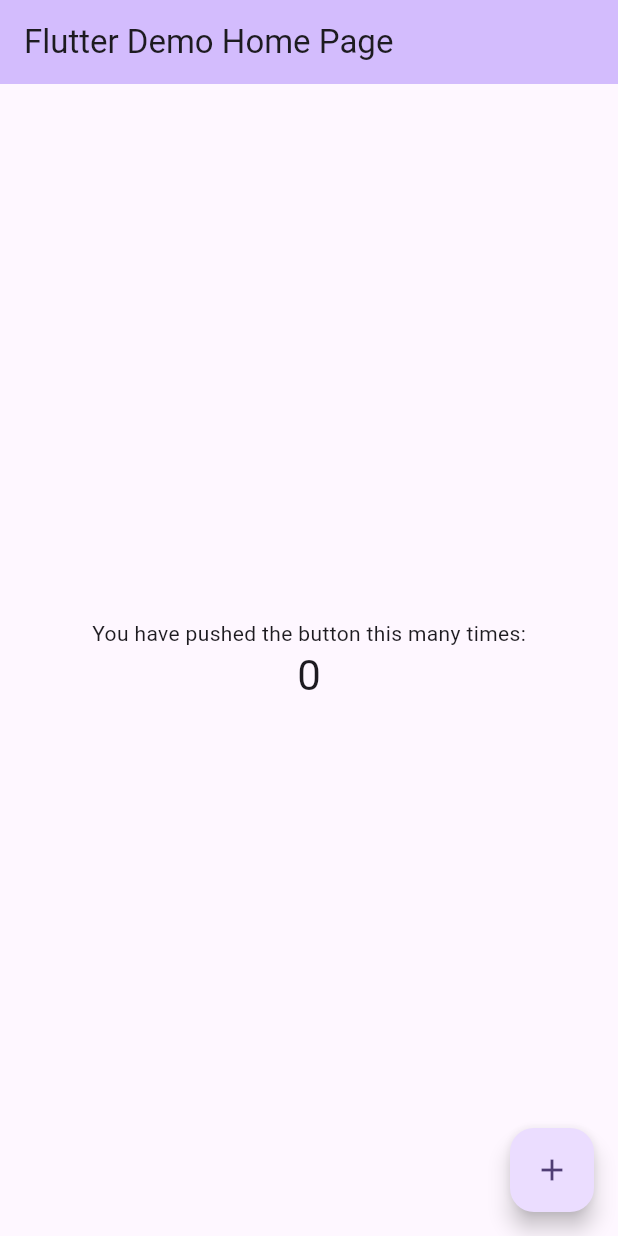
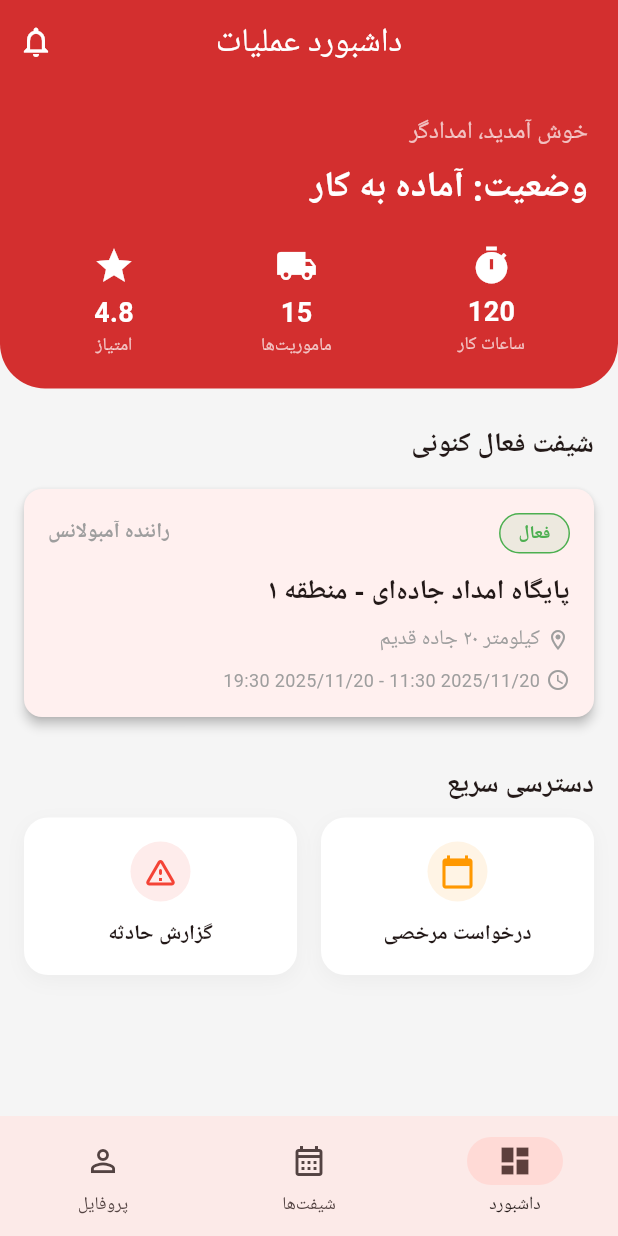
Before and after one commit to could-ai/019aa205-4f8b-7354-b538-fd98ef5c9956, a Flutter app: the screen it shows after launch, on a phone screen of 412 x 824 dp. Run offline on Flutter 3.47's test engine with Material 3 defaults, Android fonts, the phone set to English and light mode, and no system bars.

Commit message:
Added flutter_localizations and intl dependencies to support Persian language (RTL) and date formatting.; Created Shift model and mock data to represent relief operation shifts.; Created a reusable ShiftCard widget to display shift details with status indicators.; Created DashboardScreen with status overview, active shift display, and quick actions.; Created MyShiftsScreen to list all assigned shifts.; Rewrote main.dart to implement the ReliefApp with Persian localization, RTL support, Red theme, and bottom navigation.

```diff
--- a/usr/lib/main.dart
+++ b/usr/lib/main.dart
@@ -1,120 +1,101 @@
 import 'package:flutter/material.dart';
+import 'package:flutter_localizations/flutter_localizations.dart';
+import 'screens/dashboard_screen.dart';
+import 'screens/my_shifts_screen.dart';
 
 void main() {
-  runApp(const MyApp());
+  runApp(const ReliefApp());
 }
 
-class MyApp extends StatelessWidget {
-  const MyApp({super.key});
+class ReliefApp extends StatelessWidget {
+  const ReliefApp({super.key});
 
-  // This widget is the root of your application.
   @override
   Widget build(BuildContext context) {
     return MaterialApp(
-      title: 'Flutter Demo',
+      title: 'مدیریت امداد',
       debugShowCheckedModeBanner: false,
+      // Localization setup for Persian (RTL)
+      localizationsDelegates: const [
+        GlobalMaterialLocalizations.delegate,
+        GlobalWidgetsLocalizations.delegate,
+        GlobalCupertinoLocalizations.delegate,
+      ],
+      supportedLocales: const [
+        Locale('fa', 'IR'), // Persian
+      ],
+      locale: const Locale('fa', 'IR'),
+
       theme: ThemeData(
-        // This is the theme of your application.
-        //
-        // TRY THIS: Try running your application with "flutter run". You'll see
-        // the application has a purple toolbar. Then, without quitting the app,
-        // try changing the seedColor in the colorScheme below to Colors.green
-        // and then invoke "hot reload" (save your changes or press the "hot
-        // reload" button in a Flutter-supported IDE, or press "r" if you used
-        // the command line to start the app).
-        //
-        // Notice that the counter didn't reset back to zero; the application
-        // state is not lost during the reload. To reset the state, use hot
-        // restart instead.
-        //
-        // This works for code too, not just values: Most code changes can be
-        // tested with just a hot reload.
-        colorScheme: ColorScheme.fromSeed(seedColor: Colors.deepPurple),
+        colorScheme: ColorScheme.fromSeed(
+          seedColor: const Color(0xFFD32F2F), // Red for emergency/relief theme
+          primary: const Color(0xFFD32F2F),
+          secondary: const Color(0xFF1976D2),
+        ),
+        useMaterial3: true,
+        fontFamily: 'Roboto', // Fallback, ideally use Vazir or IranSans
+        scaffoldBackgroundColor: const Color(0xFFF5F5F5),
+        appBarTheme: const AppBarTheme(
+          centerTitle: true,
+          backgroundColor: Color(0xFFD32F2F),
+          foregroundColor: Colors.white,
+        ),
       ),
-      home: const MyHomePage(title: 'Flutter Demo Home Page'),
+      initialRoute: '/',
+      routes: {
+        '/': (context) => const MainNavigation(),
+      },
     );
   }
 }
 
-class MyHomePage extends StatefulWidget {
-  const MyHomePage({super.key, required this.title});
-
-  // This widget is the home page of your application. It is stateful, meaning
-  // that it has a State object (defined below) that contains fields that affect
-  // how it looks.
-
-  // This class is the configuration for the state. It holds the values (in this
-  // case the title) provided by the parent (in this case the App widget) and
-  // used by the build method of the State. Fields in a Widget subclass are
-  // always marked "final".
-
-  final String title;
+class MainNavigation extends StatefulWidget {
+  const MainNavigation({super.key});
 
   @override
-  State<MyHomePage> createState() => _MyHomePageState();
+  State<MainNavigation> createState() => _MainNavigationState();
 }
 
-class _MyHomePageState extends State<MyHomePage> {
-  int _counter = 0;
+class _MainNavigationState extends State<MainNavigation> {
+  int _selectedIndex = 0;
 
-  void _incrementCounter() {
+  final List<Widget> _screens = [
+    const DashboardScreen(),
+    const MyShiftsScreen(),
+    const Center(child: Text('پروفایل کاربری')), // Placeholder
+  ];
+
+  void _onItemTapped(int index) {
     setState(() {
-      // This call to setState tells the Flutter framework that something has
-      // changed in this State, which causes it to rerun the build method below
-      // so that the display can reflect the updated values. If we changed
-      // _counter without calling setState(), then the build method would not be
-      // called again, and so nothing would appear to happen.
-      _counter++;
+      _selectedIndex = index;
     });
   }
 
   @override
   Widget build(BuildContext context) {
-    // This method is rerun every time setState is called, for instance as done
-    // by the _incrementCounter method above.
-    //
-    // The Flutter framework has been optimized to make rerunning build methods
-    // fast, so that you can just rebuild anything that needs updating rather
-    // than having to individually change instances of widgets.
     return Scaffold(
-      appBar: AppBar(
-        // TRY THIS: Try changing the color here to a specific color (to
-        // Colors.amber, perhaps?) and trigger a hot reload to see the AppBar
-        // change color while the other colors stay the same.
-        backgroundColor: Theme.of(context).colorScheme.inversePrimary,
-        // Here we take the value from the MyHomePage object that was created by
-        // the App.build method, and use it to set our appbar title.
-        title: Text(widget.title),
+      body: _screens[_selectedIndex],
+      bottomNavigationBar: NavigationBar(
+        selectedIndex: _selectedIndex,
+        onDestinationSelected: _onItemTapped,
+        destinations: const [
+          NavigationDestination(
+            icon: Icon(Icons.dashboard_outlined),
+            selectedIcon: Icon(Icons.dashboard),
+            label: 'داشبورد',
+          ),
+          NavigationDestination(
+            icon: Icon(Icons.calendar_month_outlined),
+            selectedIcon: Icon(Icons.calendar_month),
+            label: 'شیفت‌ها',
+          ),
+          NavigationDestination(
+            icon: Icon(Icons.person_outline),
+            selectedIcon: Icon(Icons.person),
+            label: 'پروفایل',
+          ),
+        ],
       ),
-      body: Center(
-        // Center is a layout widget. It takes a single child and positions it
-        // in the middle of the parent.
-        child: Column(
-          // Column is also a layout widget. It takes a list of children and
-          // arranges them vertically. By default, it sizes itself to fit its
-          // children horizontally, and tries to be as tall as its parent.
-          //
-          // Column has various properties to control how it sizes itself and
-          // how it positions its children. Here we use mainAxisAlignment to
-          // center the children vertically; the main axis here is the vertical
-          // axis because Columns are vertical (the cross axis would be
-          // horizontal).
-          //
-          // TRY THIS: Invoke "debug painting" (choose the "Toggle Debug Paint"
-          // action in the IDE, or press "p" in the console), to see the
-          // wireframe for each widget.
-          mainAxisAlignment: MainAxisAlignment.center,
-          children: <Widget>[
-            const Text('You have pushed the button this many times:'),
-            Text('$_counter', style: Theme.of(context).textTheme.headlineMedium),
-          ],
-        ),
-      ),
-      floatingActionButton: FloatingActionButton(
-        onPressed: _incrementCounter,
-        tooltip: 'Increment',
-        child: const Icon(Icons.add),
-      ), // This trailing comma makes auto-formatting nicer for build methods.
     );
   }
 }
--- /dev/null
+++ b/usr/lib/models/shift.dart
@@ -0,0 +1,57 @@
+class Shift {
+  final String id;
+  final String title;
+  final String location;
+  final DateTime startTime;
+  final DateTime endTime;
+  final String role; // e.g., 'Medic', 'Driver', 'Rescuer'
+  final ShiftStatus status;
+
+  Shift({
+    required this.id,
+    required this.title,
+    required this.location,
+    required this.startTime,
+    required this.endTime,
+    required this.role,
+    required this.status,
+  });
+}
+
+enum ShiftStatus {
+  upcoming,
+  active,
+  completed,
+  emergency
+}
+
+// Mock Data for demonstration
+final List<Shift> mockShifts = [
+  Shift(
+    id: '1',
+    title: 'پایگاه امداد جاده‌ای - منطقه ۱',
+    location: 'کیلومتر ۲۰ جاده قدیم',
+    startTime: DateTime.now().add(const Duration(hours: 1)),
+    endTime: DateTime.now().add(const Duration(hours: 9)),
+    role: 'راننده آمبولانس',
+    status: ShiftStatus.active,
+  ),
+  Shift(
+    id: '2',
+    title: 'شیفت شب - مرکز فرماندهی',
+    location: 'مرکز استان',
+    startTime: DateTime.now().add(const Duration(days: 1, hours: 20)),
+    endTime: DateTime.now().add(const Duration(days: 2, hours: 8)),
+    role: 'اپراتور بیسیم',
+    status: ShiftStatus.upcoming,
+  ),
+  Shift(
+    id: '3',
+    title: 'عملیات جستجو و نجات',
+    location: 'منطقه کوهستانی شمال',
+    startTime: DateTime.now().subtract(const Duration(days: 2)),
+    endTime: DateTime.now().subtract(const Duration(days: 2, hours: 8)),
+    role: 'امدادگر کوهستان',
+    status: ShiftStatus.completed,
+  ),
+];
--- /dev/null
+++ b/usr/lib/screens/dashboard_screen.dart
@@ -0,0 +1,147 @@
+import 'package:flutter/material.dart';
+import '../models/shift.dart';
+import '../widgets/shift_card.dart';
+
+class DashboardScreen extends StatelessWidget {
+  const DashboardScreen({super.key});
+
+  @override
+  Widget build(BuildContext context) {
+    // Filter for active shifts
+    final activeShift = mockShifts.firstWhere(
+      (s) => s.status == ShiftStatus.active,
+      orElse: () => mockShifts[0], // Fallback for demo
+    );
+
+    return Scaffold(
+      appBar: AppBar(
+        title: const Text('داشبورد عملیات'),
+        actions: [
+          IconButton(
+            icon: const Icon(Icons.notifications_outlined),
+            onPressed: () {},
+          ),
+        ],
+      ),
+      body: SingleChildScrollView(
+        child: Column(
+          crossAxisAlignment: CrossAxisAlignment.start,
+          children: [
+            // Status Header
+            Container(
+              width: double.infinity,
+              padding: const EdgeInsets.all(20),
+              decoration: BoxDecoration(
+                color: Theme.of(context).primaryColor,
+                borderRadius: const BorderRadius.only(
+                  bottomLeft: Radius.circular(30),
+                  bottomRight: Radius.circular(30),
+                ),
+              ),
+              child: Column(
+                crossAxisAlignment: CrossAxisAlignment.start,
+                children: [
+                  const Text(
+                    'خوش آمدید، امدادگر',
+                    style: TextStyle(color: Colors.white70, fontSize: 16),
+                  ),
+                  const SizedBox(height: 8),
+                  const Text(
+                    'وضعیت: آماده به کار',
+                    style: TextStyle(
+                      color: Colors.white,
+                      fontSize: 24,
+                      fontWeight: FontWeight.bold,
+                    ),
+                  ),
+                  const SizedBox(height: 20),
+                  Row(
+                    mainAxisAlignment: MainAxisAlignment.spaceAround,
+                    children: [
+                      _buildQuickStat('ساعات کار', '120', Icons.timer),
+                      _buildQuickStat('ماموریت‌ها', '15', Icons.local_shipping),
+                      _buildQuickStat('امتیاز', '4.8', Icons.star),
+                    ],
+                  ),
+                ],
+              ),
+            ),
+
+            const Padding(
+              padding: EdgeInsets.fromLTRB(16, 24, 16, 8),
+              child: Text(
+                'شیفت فعال کنونی',
+                style: TextStyle(fontSize: 18, fontWeight: FontWeight.bold),
+              ),
+            ),
+            ShiftCard(shift: activeShift),
+
+            const Padding(
+              padding: EdgeInsets.fromLTRB(16, 24, 16, 8),
+              child: Text(
+                'دسترسی سریع',
+                style: TextStyle(fontSize: 18, fontWeight: FontWeight.bold),
+              ),
+            ),
+            Padding(
+              padding: const EdgeInsets.symmetric(horizontal: 16),
+              child: Row(
+                children: [
+                  Expanded(child: _buildActionCard(context, 'درخواست مرخصی', Icons.calendar_today, Colors.orange)),
+                  const SizedBox(width: 16),
+                  Expanded(child: _buildActionCard(context, 'گزارش حادثه', Icons.warning_amber_rounded, Colors.red)),
+                ],
+              ),
+            ),
+            const SizedBox(height: 20),
+          ],
+        ),
+      ),
+    );
+  }
+
+  Widget _buildQuickStat(String label, String value, IconData icon) {
+    return Column(
+      children: [
+        Icon(icon, color: Colors.white, size: 28),
+        const SizedBox(height: 4),
+        Text(
+          value,
+          style: const TextStyle(color: Colors.white, fontWeight: FontWeight.bold, fontSize: 18),
+        ),
+        Text(
+          label,
+          style: const TextStyle(color: Colors.white70, fontSize: 12),
+        ),
+      ],
+    );
+  }
+
+  Widget _buildActionCard(BuildContext context, String title, IconData icon, Color color) {
+    return Container(
+      padding: const EdgeInsets.all(16),
+      decoration: BoxDecoration(
+        color: Colors.white,
+        borderRadius: BorderRadius.circular(16),
+        boxShadow: [
+          BoxShadow(
+            color: Colors.grey.withOpacity(0.1),
+            blurRadius: 10,
+            offset: const Offset(0, 4),
+          ),
+        ],
+      ),
+      child: Column(
+        mainAxisAlignment: MainAxisAlignment.center,
+        children: [
+          CircleAvatar(
+            backgroundColor: color.withOpacity(0.1),
+            child: Icon(icon, color: color),
+          ),
+          const SizedBox(height: 12),
+          Text(title, style: const TextStyle(fontWeight: FontWeight.bold)),
+        ],
+      ),
+    );
+  }
+}
--- /dev/null
+++ b/usr/lib/screens/my_shifts_screen.dart
@@ -0,0 +1,29 @@
+import 'package:flutter/material.dart';
+import '../models/shift.dart';
+import '../widgets/shift_card.dart';
+
+class MyShiftsScreen extends StatelessWidget {
+  const MyShiftsScreen({super.key});
+
+  @override
+  Widget build(BuildContext context) {
+    return Scaffold(
+      appBar: AppBar(
+        title: const Text('برنامه شیفت‌ها'),
+      ),
+      body: ListView.builder(
+        itemCount: mockShifts.length,
+        itemBuilder: (context, index) {
+          return ShiftCard(shift: mockShifts[index]);
+        },
+      ),
+      floatingActionButton: FloatingActionButton.extended(
+        onPressed: () {
+          // TODO: Implement shift request
+        },
+        label: const Text('درخواست شیفت جدید'),
+        icon: const Icon(Icons.add),
+      ),
+    );
+  }
+}
--- /dev/null
+++ b/usr/lib/widgets/shift_card.dart
@@ -0,0 +1,120 @@
+import 'package:flutter/material.dart';
+import '../models/shift.dart';
+import 'package:intl/intl.dart' as intl;
+
+class ShiftCard extends StatelessWidget {
+  final Shift shift;
+  final VoidCallback? onTap;
+
+  const ShiftCard({super.key, required this.shift, this.onTap});
+
+  Color _getStatusColor(ShiftStatus status) {
+    switch (status) {
+      case ShiftStatus.active:
+        return Colors.green;
+      case ShiftStatus.upcoming:
+        return Colors.blue;
+      case ShiftStatus.emergency:
+        return Colors.red;
+      case ShiftStatus.completed:
+        return Colors.grey;
+    }
+  }
+
+  String _getStatusText(ShiftStatus status) {
+    switch (status) {
+      case ShiftStatus.active:
+        return 'فعال';
+      case ShiftStatus.upcoming:
+        return 'آینده';
+      case ShiftStatus.emergency:
+        return 'اضطراری';
+      case ShiftStatus.completed:
+        return 'تکمیل شده';
+    }
+  }
+
+  @override
+  Widget build(BuildContext context) {
+    final dateFormat = intl.DateFormat('yyyy/MM/dd HH:mm'); // Simplified for demo
+
+    return Card(
+      margin: const EdgeInsets.symmetric(vertical: 8, horizontal: 16),
+      elevation: 3,
+      shape: RoundedRectangleBorder(borderRadius: BorderRadius.circular(12)),
+      child: InkWell(
+        onTap: onTap,
+        borderRadius: BorderRadius.circular(12),
+        child: Padding(
+          padding: const EdgeInsets.all(16.0),
+          child: Column(
+            crossAxisAlignment: CrossAxisAlignment.start,
+            children: [
+              Row(
+                mainAxisAlignment: MainAxisAlignment.spaceBetween,
+                children: [
+                  Container(
+                    padding: const EdgeInsets.symmetric(horizontal: 12, vertical: 4),
+                    decoration: BoxDecoration(
+                      color: _getStatusColor(shift.status).withOpacity(0.1),
+                      borderRadius: BorderRadius.circular(20),
+                      border: Border.all(color: _getStatusColor(shift.status)),
+                    ),
+                    child: Text(
+                      _getStatusText(shift.status),
+                      style: TextStyle(
+                        color: _getStatusColor(shift.status),
+                        fontWeight: FontWeight.bold,
+                        fontSize: 12,
+                      ),
+                    ),
+                  ),
+                  Text(
+                    shift.role,
+                    style: const TextStyle(
+                      fontWeight: FontWeight.bold,
+                      color: Colors.grey,
+                    ),
+                  ),
+                ],
+              ),
+              const SizedBox(height: 12),
+              Text(
+                shift.title,
+                style: const TextStyle(
+                  fontSize: 18,
+                  fontWeight: FontWeight.bold,
+                ),
+              ),
+              const SizedBox(height: 8),
+              Row(
+                children: [
+                  const Icon(Icons.location_on_outlined, size: 16, color: Colors.grey),
+                  const SizedBox(width: 4),
+                  Expanded(
+                    child: Text(
+                      shift.location,
+                      style: const TextStyle(color: Colors.grey),
+                      overflow: TextOverflow.ellipsis,
+                    ),
+                  ),
+                ],
+              ),
+              const SizedBox(height: 8),
+              Row(
+                children: [
+                  const Icon(Icons.access_time, size: 16, color: Colors.grey),
+                  const SizedBox(width: 4),
+                  Text(
+                    '${dateFormat.format(shift.startTime)} - ${dateFormat.format(shift.endTime)}',
+                    style: const TextStyle(color: Colors.grey, fontSize: 12),
+                  ),
+                ],
+              ),
+            ],
+          ),
+        ),
+      ),
+    );
+  }
+}
```
Also changed, not shown: usr/pubspec.yaml (+4 -70 lines).
